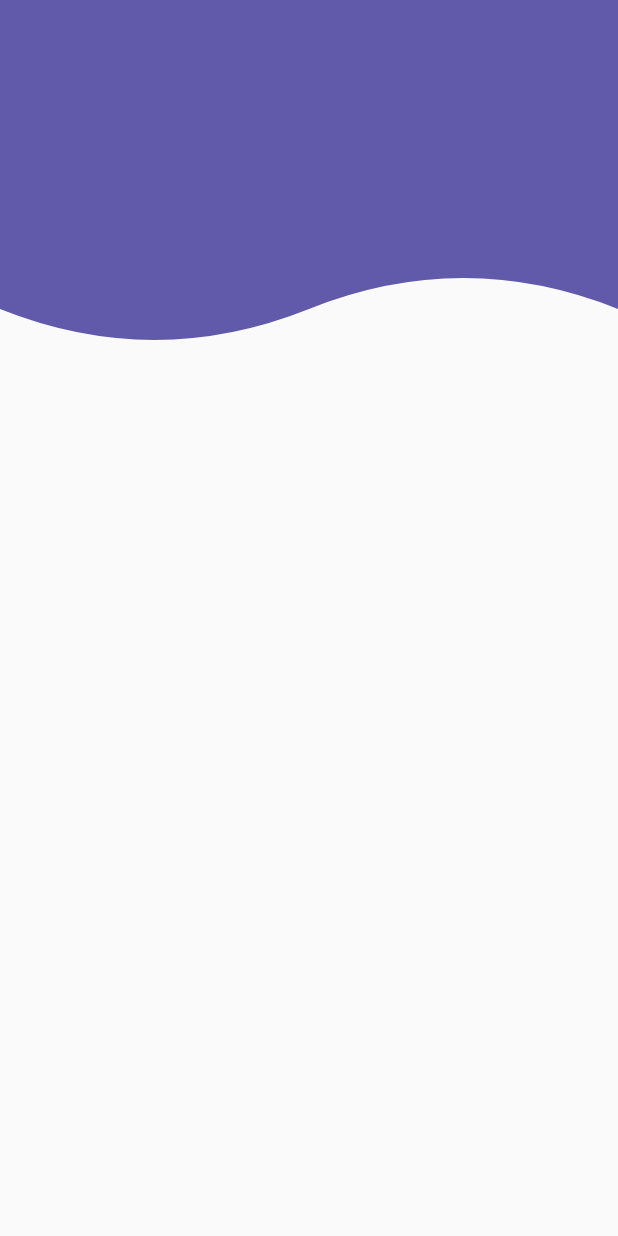
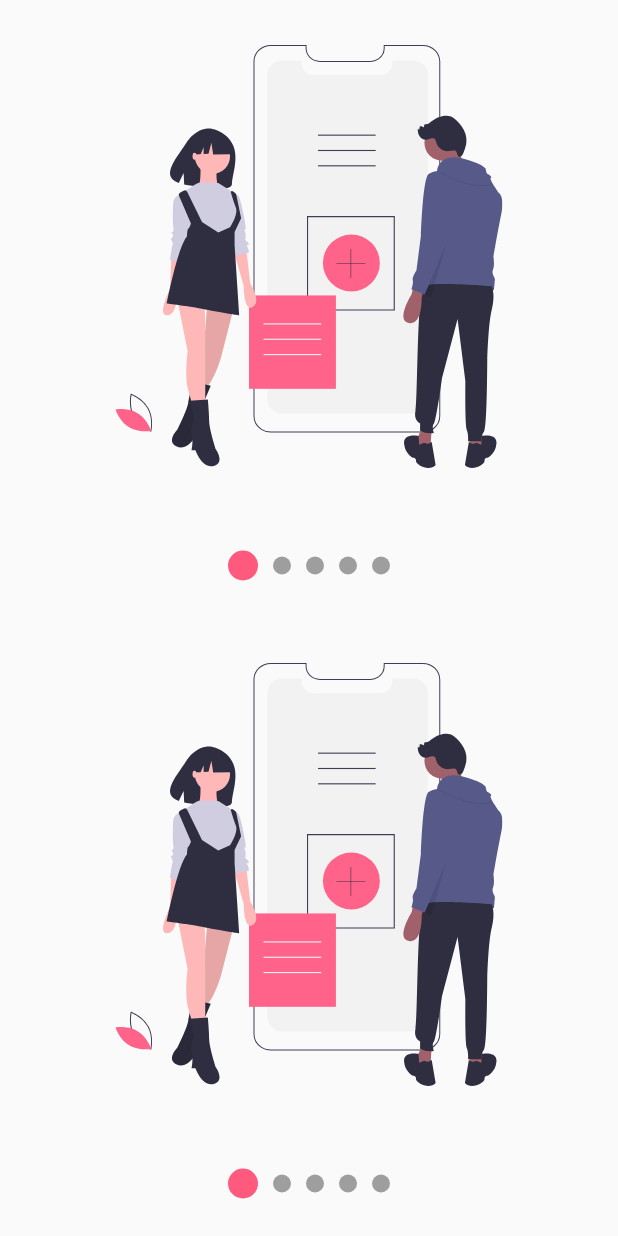
Before and after one commit to tripler123/Mobile_Flutter_Designs, a Flutter app: the screen it shows after launch, on a phone screen of 412 x 824 dp. Run offline on Flutter 3.47's test engine with Material 2 defaults, Android fonts, the phone set to English and light mode, and no system bars; our stand-ins replace flutter_svg.

Commit message:
Slider Page

```diff
--- /dev/null
+++ b/lib/lab/slideshow_page.dart
@@ -0,0 +1,107 @@
+import 'package:designs/models/slider_model.dart';
+import 'package:flutter/material.dart';
+
+import 'package:flutter_svg/svg.dart';
+import 'package:provider/provider.dart';
+
+class SlideShowPage extends StatelessWidget {
+  @override
+  Widget build(BuildContext context) {
+    return ChangeNotifierProvider(
+      create: (_) => SliderModel(),
+      child: Scaffold(
+        body: Center(
+          child: Column(
+            children: <Widget>[Expanded(child: _Slides()), _Dots()],
+          ),
+        ),
+      ),
+    );
+  }
+}
+
+class _Dots extends StatelessWidget {
+  @override
+  Widget build(BuildContext context) {
+    return Container(
+      width: double.infinity,
+      height: 100.0,
+      child: Row(
+        mainAxisAlignment: MainAxisAlignment.center,
+        children: <Widget>[_Dot(0), _Dot(1), _Dot(2)],
+      ),
+    );
+  }
+}
+
+class _Dot extends StatelessWidget {
+  final int index;
+
+  const _Dot(this.index);
+
+  @override
+  Widget build(BuildContext context) {
+    final pageViewIndex = Provider.of<SliderModel>(context).currentPage;
+
+    return AnimatedContainer(
+      duration: Duration(milliseconds: 200),
+      width: 12,
+      height: 12,
+      margin: EdgeInsets.symmetric(horizontal: 5),
+      decoration: BoxDecoration(
+          color: (pageViewIndex >= index - 0.5 && pageViewIndex < index + 0.5)
+              ? Colors.blue
+              : Colors.grey,
+          shape: BoxShape.circle),
+    );
+  }
+}
+
+class _Slides extends StatefulWidget {
+  @override
+  __SlidesState createState() => __SlidesState();
+}
+
+class __SlidesState extends State<_Slides> {
+  final pageViewController = new PageController();
+
+  @override
+  void initState() {
+    super.initState();
+    pageViewController.addListener(() {
+      // print('Actual page: ${pageViewController.page} ');
+
+      //Update Provider
+      Provider.of<SliderModel>(context, listen: false).currentPage =
+          pageViewController.page;
+    });
+  }
+
+  @override
+  Widget build(BuildContext context) {
+    return Container(
+      child: PageView(
+        controller: pageViewController,
+        children: <Widget>[
+          _Slide('assets/svgs/slide-1.svg'),
+          _Slide('assets/svgs/slide-2.svg'),
+          _Slide('assets/svgs/slide-3.svg'),
+        ],
+      ),
+    );
+  }
+}
+
+class _Slide extends StatelessWidget {
+  final String svg;
+
+  const _Slide(this.svg);
+  @override
+  Widget build(BuildContext context) {
+    return Container(
+        width: double.infinity,
+        height: double.infinity,
+        padding: EdgeInsets.all(30.0),
+        child: SvgPicture.asset(svg));
+  }
+}
--- a/lib/main.dart
+++ b/lib/main.dart
@@ -1,6 +1,8 @@
 import 'package:flutter/material.dart';
 
-import 'package:designs/src/pages/header_page.dart';
+// import 'package:designs/src/pages/header_page.dart';
+// import 'package:designs/src/pages/animations_page.dart';
+import 'package:designs/src/pages/slideshow_page.dart';
 
 void main() => runApp(MyApp());
 
@@ -10,6 +12,6 @@ class MyApp extends StatelessWidget {
     return MaterialApp(
         debugShowCheckedModeBanner: false,
         title: 'Material App',
-        home: HeaderPage());
+        home: SlideShowPage());
   }
 }
--- /dev/null
+++ b/lib/models/slider_model.dart
@@ -0,0 +1,12 @@
+import 'package:flutter/material.dart';
+
+class SliderModel with ChangeNotifier {
+  double _currentPage;
+
+  double get currentPage => this._currentPage;
+
+  set currentPage(double page) {
+    this._currentPage = page;
+    notifyListeners();
+  }
+}
--- /dev/null
+++ b/lib/src/pages/slideshow_page.dart
@@ -0,0 +1,43 @@
+import 'package:designs/src/widgets/slideShow.dart';
+import 'package:flutter/material.dart';
+
+
+import 'package:flutter_svg/svg.dart';
+
+class SlideShowPage extends StatelessWidget {
+  @override
+  Widget build(BuildContext context) {
+    return Scaffold(
+      // backgroundColor: Colors.purple,
+      // body: MiSlideshow(),
+      body: Column(
+        children: <Widget>[
+          Expanded(child: MiSlideshow()),
+          Expanded(child: MiSlideshow())
+        ],
+      )
+    );
+  }
+}
+
+class MiSlideshow extends StatelessWidget {
+
+
+  @override
+  Widget build(BuildContext context) {
+    return Slideshow(
+      bulletPrimario: 20,
+      bulletSecundario: 12,
+      // puntosArriba: true,
+      colorPrimario: Color(0xffFF5A7E),
+      // colorSecundario: Colors.red,
+      slides: <Widget>[
+        SvgPicture.asset('assets/svgs/slide-1.svg'),
+        SvgPicture.asset('assets/svgs/slide-2.svg'),
+        SvgPicture.asset('assets/svgs/slide-3.svg'),
+        SvgPicture.asset('assets/svgs/slide-4.svg'),
+        SvgPicture.asset('assets/svgs/slide-5.svg'),
+      ],
+    );
+  }
+}
--- /dev/null
+++ b/lib/src/widgets/slideShow.dart
@@ -0,0 +1,239 @@
+import 'package:flutter/material.dart';
+
+import 'package:provider/provider.dart';
+
+
+class Slideshow extends StatelessWidget {
+
+  final List<Widget> slides;
+  final bool puntosArriba;
+  final Color colorPrimario;
+  final Color colorSecundario;
+  final double bulletPrimario;
+  final double bulletSecundario;
+
+  Slideshow({
+    @required this.slides,
+    this.puntosArriba     = false,
+    this.colorPrimario    = Colors.blue,
+    this.colorSecundario  = Colors.grey,
+    this.bulletPrimario   = 12.0,
+    this.bulletSecundario = 12.0,
+  });
+
+
+  @override
+  Widget build(BuildContext context) {
+
+
+    return ChangeNotifierProvider(
+      create: (_) => new _SlideshowModel(),
+      child: SafeArea(
+        child: Center(
+          child: Builder(
+            builder: (BuildContext context) {
+
+              Provider.of<_SlideshowModel>(context).colorPrimario   = this.colorPrimario;
+              Provider.of<_SlideshowModel>(context).colorSecundario = this.colorSecundario;
+
+              Provider.of<_SlideshowModel>(context).bulletPrimario   = this.bulletPrimario;
+              Provider.of<_SlideshowModel>(context).bulletSecundario = this.bulletSecundario;
+
+              return _CrearEstructuraSlideshow(puntosArriba: puntosArriba, slides: slides);
+            },
+          )
+        ),
+      ),
+    );
+
+  }
+}
+
+class _CrearEstructuraSlideshow extends StatelessWidget {
+  const _CrearEstructuraSlideshow({
+    Key key,
+    @required this.puntosArriba,
+    @required this.slides,
+  }) : super(key: key);
+
+  final bool puntosArriba;
+  final List<Widget> slides;
+
+  @override
+  Widget build(BuildContext context) {
+    return Column(
+      children: <Widget>[
+        if ( this.puntosArriba )
+          _Dots( this.slides.length ),
+
+        Expanded(
+          child: _Slides( this.slides )
+        ),
+
+        if ( !this.puntosArriba )
+          _Dots( this.slides.length ),
+      ],
+    );
+  }
+}
+
+
+
+class _Dots extends StatelessWidget {
+
+  final int totalSlides;
+
+  _Dots( this.totalSlides );
+
+  @override
+  Widget build(BuildContext context) {
+    return Container(
+      width: double.infinity,
+      height: 70,
+      child: Row(
+        mainAxisAlignment: MainAxisAlignment.center,
+        children: List.generate( this.totalSlides, (i) => _Dot(i) ),
+      ),
+    );
+  }
+}
+
+class _Dot extends StatelessWidget {
+
+  final int index;
+
+  _Dot( this.index );
+
+  @override
+  Widget build(BuildContext context) {
+
+    final ssModel = Provider.of<_SlideshowModel>(context);
+    double tamano;
+    Color color;
+
+    if ( ssModel.currentPage >= index - 0.5 && ssModel.currentPage < index + 0.5 ) {
+
+      tamano = ssModel.bulletPrimario;
+      color  = ssModel.colorPrimario;
+
+    } else {
+
+      tamano = ssModel.bulletSecundario;
+      color  = ssModel.colorSecundario;
+    }
+
+    return AnimatedContainer(
+      duration: Duration( milliseconds: 200 ),
+
+      width: tamano,
+      height: tamano,
+      margin: EdgeInsets.symmetric( horizontal: 5 ),
+      decoration: BoxDecoration(
+        color: color,
+        shape: BoxShape.circle
+      ),
+    );
+  }
+}
+
+
+
+
+class _Slides extends StatefulWidget {
+
+  final List<Widget> slides;
+
+  _Slides( this.slides );
+
+  @override
+  __SlidesState createState() => __SlidesState();
+}
+
+class __SlidesState extends State<_Slides> {
+
+  final pageViewController = new PageController();
+
+  @override
+  void initState() {
+    super.initState();
+
+    pageViewController.addListener(() {
+      Provider.of<_SlideshowModel>(context, listen: false).currentPage = pageViewController.page;
+    });
+
+  }
+
+  @override
+  void dispose() {
+    pageViewController.dispose();
+    super.dispose();
+  }
+
+
+  @override
+  Widget build(BuildContext context) {
+
+    return Container(
+      child: PageView(
+        controller: pageViewController,
+        children: widget.slides.map( (slide) => _Slide( slide ) ).toList(),
+      ),
+    );
+  }
+}
+
+class _Slide extends StatelessWidget {
+
+  final Widget slide;
+
+  _Slide( this.slide );
+
+  @override
+  Widget build(BuildContext context) {
+    return Container(
+      width: double.infinity,
+      height: double.infinity,
+      padding: EdgeInsets.all(30),
+      child: slide
+    );
+  }
+}
+
+
+
+class _SlideshowModel with ChangeNotifier{
+
+  double _currentPage     = 0;
+  Color _colorPrimario    = Colors.blue;
+  Color _colorSecundario  = Colors.grey;
+  double _bulletPrimario   = 12;
+  double _bulletSecundario = 12;
+
+  double get currentPage => this._currentPage;
+
+  set currentPage( double pagina ) {
+    this._currentPage = pagina;
+    notifyListeners();
+  }
+
+  Color get colorPrimario => this._colorPrimario;
+  set colorPrimario( Color color ) {
+    this._colorPrimario = color;
+  }
+
+  Color get colorSecundario => this._colorSecundario;
+  set colorSecundario( Color color ) {
+    this._colorSecundario = color;
+  }
+
+  double get bulletPrimario => this._bulletPrimario;
+  set bulletPrimario( double tamano ) {
+    this._bulletPrimario = tamano;
+  }
+
+  double get bulletSecundario => this._bulletSecundario;
+  set bulletSecundario( double tamano ) {
+    this._bulletSecundario = tamano;
+  }
+
+}
```
Also changed, not shown: lib/src/pages/animations_page.dart (added, +87 -0 lines), pubspec.yaml (+5 -3 lines), assets/svgs/slide-1.svg (added), assets/svgs/slide-2.svg (added), assets/svgs/slide-3.svg (added), assets/svgs/slide-4.svg (added), assets/svgs/slide-5.svg (added), pubspec.lock.
